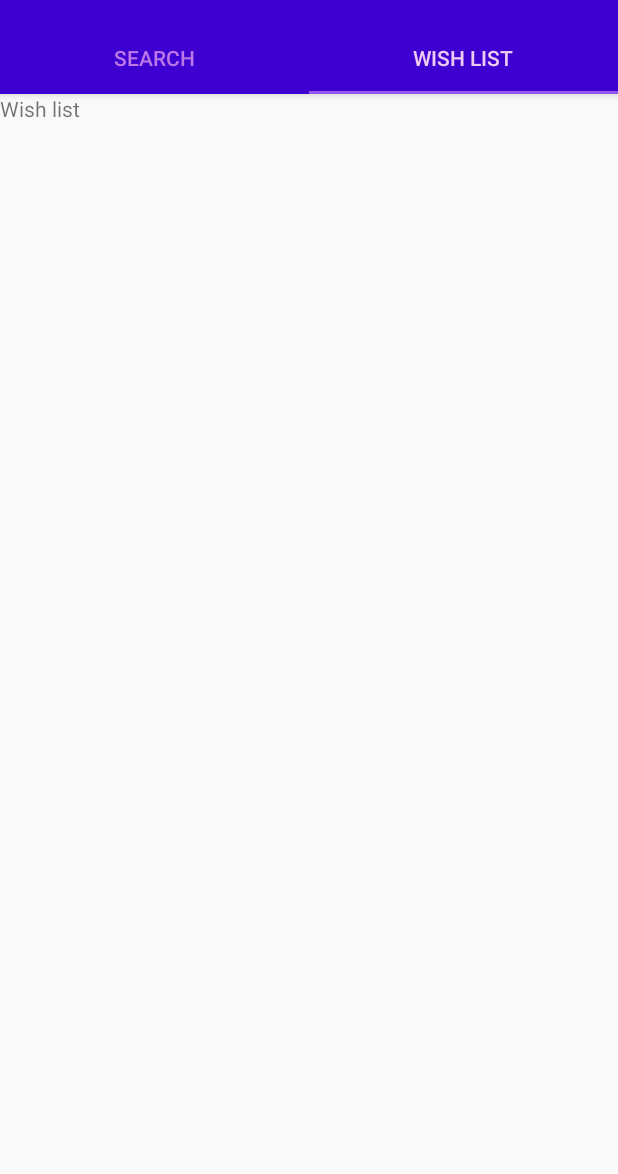
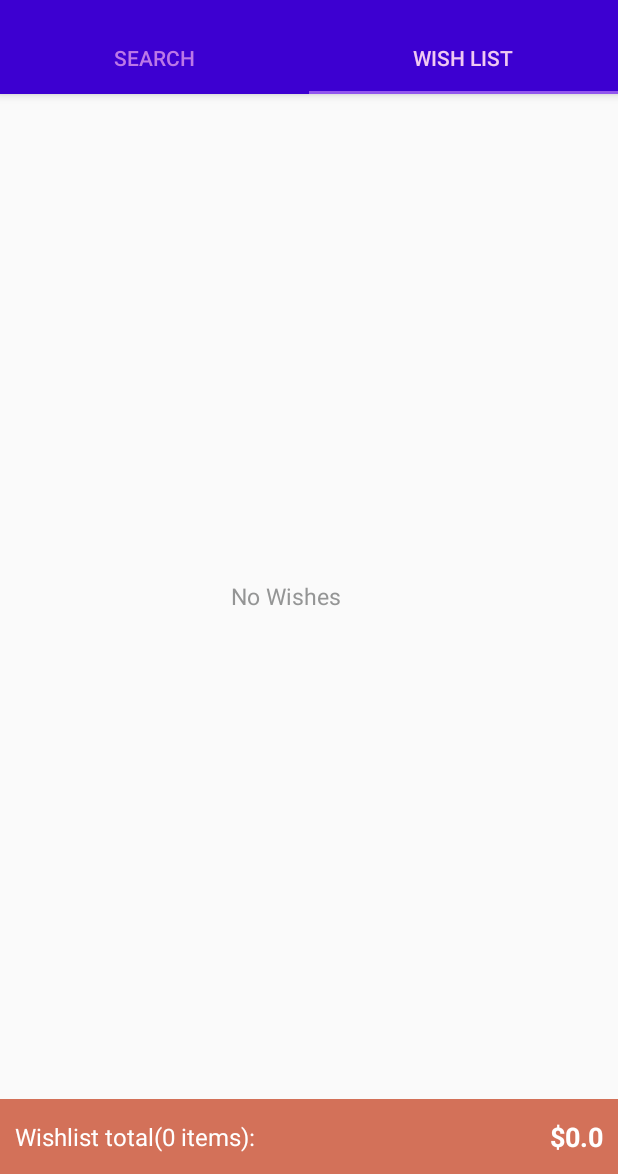
Before and after one commit to gyanesh94/USC_CSCI_571_Web_Technologies, an Android app: the screen it shows after launch (MainActivity), tab 2 chosen, on a phone screen of 412 x 824 dp, the part 62-1236 px from its top. Run offline under Robolectric (Android 15) with nearby library versions, the phone set to English and light mode, and no system bars; our stand-ins replace Volley; pictures from the network do not load.

Commit message:
wish list implemented

```diff
--- a/Ebay-Product-Search-Android/android_app/app/src/main/java/edu/gyaneshm/ebay_product_search/adapters/SearchItemRecyclerViewAdapter.java
+++ b/Ebay-Product-Search-Android/android_app/app/src/main/java/edu/gyaneshm/ebay_product_search/adapters/SearchItemRecyclerViewAdapter.java
@@ -57,7 +57,7 @@ public class SearchItemRecyclerViewAdapter extends RecyclerView.Adapter<SearchIt
         if (price == null) {
             holder.mPriceTextView.setText(mContext.getString(R.string.n_a));
         } else {
-            holder.mPriceTextView.setText(mContext.getString(R.string.card_view_price, Utils.formatPriceToString(price)));
+            holder.mPriceTextView.setText(mContext.getString(R.string.price, Utils.formatPriceToString(price)));
         }
 
         Double shippingCost = searchResult.getShipping().getCost();
@@ -66,7 +66,7 @@ public class SearchItemRecyclerViewAdapter extends RecyclerView.Adapter<SearchIt
         } else if (shippingCost == 0) {
             holder.mShippingTextView.setText(mContext.getString(R.string.free_shipping));
         } else {
-            holder.mShippingTextView.setText(mContext.getString(R.string.card_view_price, Utils.formatPriceToString(shippingCost)));
+            holder.mShippingTextView.setText(mContext.getString(R.string.price, Utils.formatPriceToString(shippingCost)));
         }
 
         String condition = searchResult.getCondition();
--- a/Ebay-Product-Search-Android/android_app/app/src/main/java/edu/gyaneshm/ebay_product_search/fragments/WishListFragment.java
+++ b/Ebay-Product-Search-Android/android_app/app/src/main/java/edu/gyaneshm/ebay_product_search/fragments/WishListFragment.java
@@ -4,19 +4,92 @@ import android.os.Bundle;
 import android.support.annotation.NonNull;
 import android.support.annotation.Nullable;
 import android.support.v4.app.Fragment;
+import android.support.v7.widget.GridLayoutManager;
+import android.support.v7.widget.RecyclerView;
 import android.view.LayoutInflater;
 import android.view.View;
 import android.view.ViewGroup;
+import android.widget.TextView;
+
+import java.util.ArrayList;
 
 import edu.gyaneshm.ebay_product_search.R;
+import edu.gyaneshm.ebay_product_search.adapters.SearchItemRecyclerViewAdapter;
+import edu.gyaneshm.ebay_product_search.data.WishListData;
+import edu.gyaneshm.ebay_product_search.listeners.WishListChangeListener;
+import edu.gyaneshm.ebay_product_search.models.SearchResultModel;
+import edu.gyaneshm.ebay_product_search.shared.Utils;
 
 public class WishListFragment extends Fragment {
+    private TextView mTotalItemsTextView;
+    private TextView mPriceTextView;
+    private TextView mErrorTextView;
+    private RecyclerView mWishListRecyclerView;
+
+    private WishListData mWishListData;
+    private ArrayList<SearchResultModel> wishList;
+
+    private SearchItemRecyclerViewAdapter searchItemRecyclerViewAdapter = null;
+
+    private WishListChangeListener wishListChangeListener = new WishListChangeListener() {
+        @Override
+        public void wishListItemChanged(Integer position) {
+            refreshView();
+            if (searchItemRecyclerViewAdapter != null) {
+                searchItemRecyclerViewAdapter.notifyDataSetChanged();
+            }
+        }
+    };
 
     @Nullable
     @Override
     public View onCreateView(@NonNull LayoutInflater inflater, @Nullable ViewGroup container, @Nullable Bundle savedInstanceState) {
         View view = inflater.inflate(R.layout.wishlist_fragment_layout, container, false);
 
+        mTotalItemsTextView = view.findViewById(R.id.wish_list_total_items);
+        mPriceTextView = view.findViewById(R.id.wish_list_total_price);
+        mErrorTextView = view.findViewById(R.id.wish_list_error);
+        mWishListRecyclerView = view.findViewById(R.id.wish_list_items);
+
+        mWishListData = WishListData.getInstance();
+        mWishListData.registerCallback(wishListChangeListener);
+
+        setupView();
+
         return view;
     }
+
+    @Override
+    public void onDestroy() {
+        super.onDestroy();
+        mWishListData.unregisterCallback(wishListChangeListener);
+    }
+
+    private void setupView() {
+        wishList = mWishListData.getWishList();
+        GridLayoutManager gridLayoutManager = new GridLayoutManager(getContext(), 2);
+        mWishListRecyclerView.setHasFixedSize(true);
+        mWishListRecyclerView.setLayoutManager(gridLayoutManager);
+        searchItemRecyclerViewAdapter = new SearchItemRecyclerViewAdapter(getContext(), wishList);
+        mWishListRecyclerView.setAdapter(searchItemRecyclerViewAdapter);
+
+        refreshView();
+    }
+
+    private void refreshView() {
+        Double totalPrice = 0.0;
+        for (int i = 0; i < wishList.size(); i++) {
+            totalPrice += wishList.get(i).getPrice();
+        }
+        mPriceTextView.setText(getString(R.string.price, Utils.formatPriceToString(totalPrice)));
+        mTotalItemsTextView.setText(getString(R.string.wish_list_total_items, wishList.size()));
+
+        if (wishList.size() == 0) {
+            mWishListRecyclerView.setVisibility(View.GONE);
+            mErrorTextView.setVisibility(View.VISIBLE);
+            return;
+        }
+        mWishListRecyclerView.setVisibility(View.VISIBLE);
+        mErrorTextView.setVisibility(View.GONE);
+    }
 }
--- a/Ebay-Product-Search-Android/android_app/app/src/main/res/layout/wishlist_fragment_layout.xml
+++ b/Ebay-Product-Search-Android/android_app/app/src/main/res/layout/wishlist_fragment_layout.xml
@@ -1,8 +1,52 @@
 <?xml version="1.0" encoding="utf-8"?>
 <RelativeLayout xmlns:android="http://schemas.android.com/apk/res/android"
-    android:layout_width="match_parent" android:layout_height="match_parent">
-    <TextView
+    android:layout_width="match_parent"
+    android:layout_height="match_parent">
+
+    <android.support.v7.widget.RecyclerView
+        android:id="@+id/wish_list_items"
         android:layout_width="match_parent"
         android:layout_height="match_parent"
-        android:text="Wish list"/>
+        android:layout_above="@id/wish_list_summary_container"
+        android:layout_alignParentTop="true"
+        android:visibility="gone" />
+
+    <TextView
+        android:id="@+id/wish_list_error"
+        style="@style/ErrorText"
+        android:layout_width="match_parent"
+        android:layout_height="match_parent"
+        android:layout_above="@id/wish_list_summary_container"
+        android:layout_alignParentTop="true"
+        android:text="@string/wish_list_no_records"
+        android:visibility="gone" />
+
+    <RelativeLayout
+        android:id="@+id/wish_list_summary_container"
+        android:layout_width="match_parent"
+        android:layout_height="50dp"
+        android:layout_alignParentBottom="true"
+        android:background="@color/wish_list_bottom_color">
+
+        <TextView
+            android:id="@+id/wish_list_total_items"
+            android:layout_width="wrap_content"
+            android:layout_height="wrap_content"
+            android:layout_alignParentStart="true"
+            android:layout_centerVertical="true"
+            android:layout_marginStart="10dp"
+            android:textColor="#fff"
+            android:textSize="16sp" />
+
+        <TextView
+            android:id="@+id/wish_list_total_price"
+            android:layout_width="wrap_content"
+            android:layout_height="wrap_content"
+            android:layout_alignParentEnd="true"
+            android:layout_centerVertical="true"
+            android:layout_marginEnd="10dp"
+            android:textColor="#fff"
+            android:textSize="18sp"
+            android:textStyle="bold" />
+    </RelativeLayout>
 </RelativeLayout>
--- a/Ebay-Product-Search-Android/android_app/app/src/main/res/values/colors.xml
+++ b/Ebay-Product-Search-Android/android_app/app/src/main/res/values/colors.xml
@@ -3,6 +3,8 @@
     <color name="colorPrimary">#3D00D1</color>
     <color name="colorPrimaryDark">#1D0076</color>
     <color name="colorAccent">#9256EE</color>
+
+    <color name="app_orange_accent">#D37159</color>
 
     <color name="action_menu_text_color">#BD90F1</color>
 
@@ -11,11 +13,13 @@
     <color name="tab_selected_color">#F0C9F2</color>
     <color name="tab_normal_color">#BC78E7</color>
 
-    <color name="search_results_total_items_text_color">#D37159</color>
+    <color name="search_results_total_items_text_color">@color/app_orange_accent</color>
 
     <color name="results_price_color">#421296</color>
     <color name="results_other_text_color">#949595</color>
 
     <color name="cart_add_color">@color/results_other_text_color</color>
-    <color name="cart_remove_color">@color/search_results_total_items_text_color</color>
+    <color name="cart_remove_color">@color/app_orange_accent</color>
+
+    <color name="wish_list_bottom_color">@color/app_orange_accent</color>
 </resources>
--- a/Ebay-Product-Search-Android/android_app/app/src/main/res/values/strings.xml
+++ b/Ebay-Product-Search-Android/android_app/app/src/main/res/values/strings.xml
@@ -43,8 +43,13 @@
 
     <!-- Card View -->
     <string name="card_view_zipcode">Zip: %s</string>
-    <string name="card_view_price">$%s</string>
 
+    <!-- Wish List -->
+    <string name="wish_list_no_records">No Wishes</string>
+    <string name="wish_list_total_items">Wishlist total(%d items):</string>
+
+
+    <string name="price">$%s</string>
     <string name="free_shipping">Free Shipping</string>
     <string name="n_a">N/A</string>
 </resources>
--- a/Ebay-Product-Search-Android/android_app/app/src/main/res/values/styles.xml
+++ b/Ebay-Product-Search-Android/android_app/app/src/main/res/values/styles.xml
@@ -59,7 +59,7 @@
         <item name="android:letterSpacing">0.1</item>
         <item name="android:textSize">16sp</item>
         <item name="android:textColor">#fff</item>
-        <item name="android:background">#E83419</item>
+        <item name="android:background">@color/app_orange_accent</item>
         <item name="android:textAllCaps">true</item>
         <item name="android:textStyle">bold</item>
         <item name="android:paddingVertical">5dp</item>
@@ -82,4 +82,10 @@
         <item name="android:textSize">15sp</item>
         <item name="android:textColor">@color/results_other_text_color</item>
     </style>
+
+    <style name="ErrorText" parent="SearchContainer">
+        <item name="android:textSize">15sp</item>
+        <item name="android:textColor">@color/results_other_text_color</item>
+        <item name="android:gravity">center</item>
+    </style>
 </resources>
```
Also changed, not shown: Ebay-Product-Search-Android/android_app/app/src/main/java/edu/gyaneshm/ebay_product_search/data/WishListData.java (+21 -0 lines), Ebay-Product-Search-Android/android_app/app/src/main/java/edu/gyaneshm/ebay_product_search/models/SearchResultModel.java (+6 -10 lines), Ebay-Product-Search-Android/android_app/app/src/main/java/edu/gyaneshm/ebay_product_search/shared/Utils.java (+7 -0 lines), Ebay-Product-Search-Android/android_app/app/src/main/res/layout/search_results_activity_layout.xml (+3 -5 lines).
